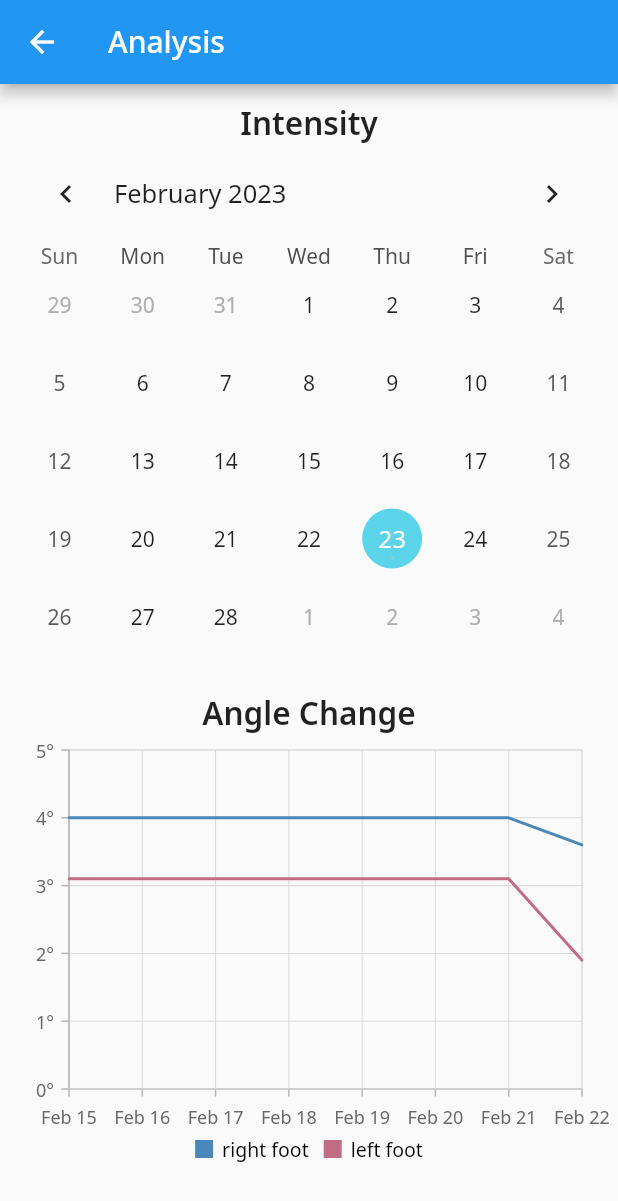
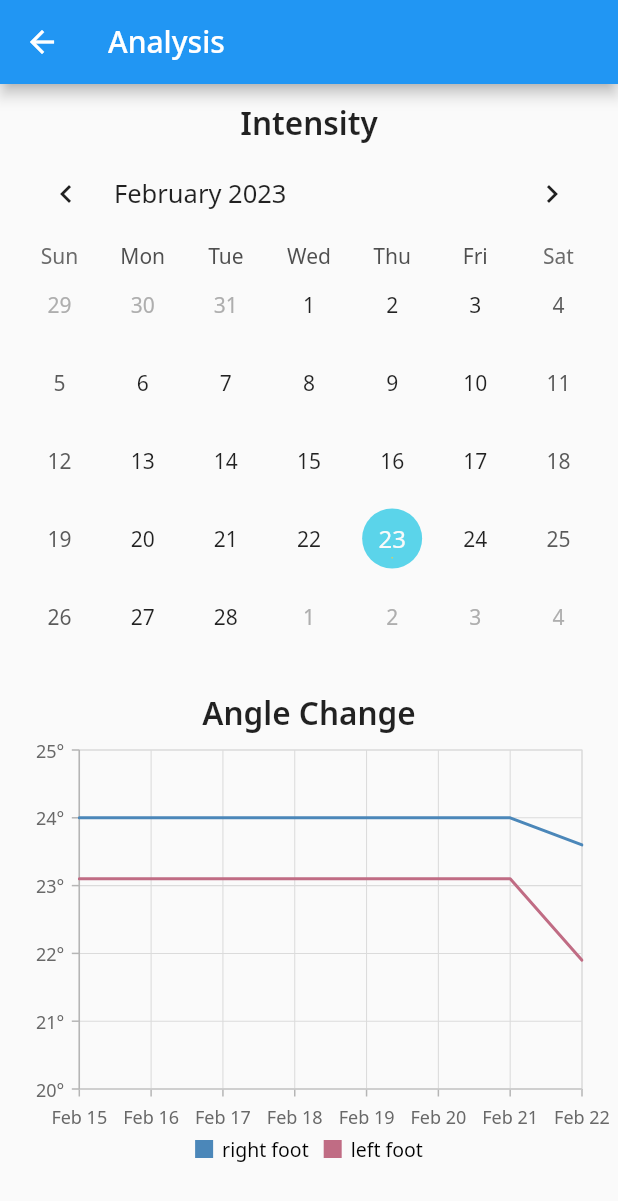
Before and after one commit to KSW-NewBalance/NewBalance-Application, a Flutter app: the screen it shows after launch, after a tap on the "calendar today" icon, on a phone screen of 412 x 824 dp. Shown: the top 1201 px of the screen. Run offline on Flutter 3.47's test engine with Material 2 defaults, Android fonts, the phone set to English and light mode, and no system bars; drawn by our look-alikes of table_calendar; our stand-ins replace geolocator, google_fonts, google_maps_flutter, location, shared_preferences, stop_watch_timer and 1 more; missing offline and left inert: thingsboard_client.

Commit message:
Fix: fix store intensity bug

```diff
--- a/lib/analysis_page.dart
+++ b/lib/analysis_page.dart
@@ -45,6 +45,7 @@ class _AnalysisPageState extends State<AnalysisPage> {
     SharedPreferences prefs = await SharedPreferences.getInstance();
     int? intensity = prefs.getInt(constants.intensityState);
     intensity ??= 0;
+    debugPrint('intensity: $intensity');
     selectedEvents[DateTime.utc(2023, 2, DateTime.now().day)] = [Event(state: intensity)];
     setState(() {});
   }
@@ -111,8 +112,8 @@ class _AnalysisPageState extends State<AnalysisPage> {
   }
 
   SfCartesianChart _buildGraph() {
-    final List<double> angleListR = [5.0, 4.3, 4.6, 5.2, 4.0, 3.9];
-    final List<double> angleListL = [2.2, 2.0, 2.9, 3.4, 3.1, 2.5];
+    final List<double> angleListR = [25.0, 24.3, 24.6, 25.2, 24.0, 23.9];
+    final List<double> angleListL = [22.2, 22.0, 22.9, 23.4, 23.1, 22.5];
     final List<FootAngle> footAngleListR = [];
     final List<FootAngle> footAngleListL = [];
 
@@ -122,8 +123,8 @@ class _AnalysisPageState extends State<AnalysisPage> {
       footAngleListR.add(FootAngle(DateTime(2023, 2,i), angleR));
       footAngleListL.add(FootAngle(DateTime(2023, 2,i), angleL));
     }
-    footAngleListR.add(FootAngle(DateTime(2023, 2,22), 3.6));
-    footAngleListL.add(FootAngle(DateTime(2023, 2,22), 1.9));
+    footAngleListR.add(FootAngle(DateTime(2023, 2,22), 23.6));
+    footAngleListL.add(FootAngle(DateTime(2023, 2,22), 21.9));
 
     return SfCartesianChart(
       primaryXAxis: DateTimeAxis(
--- a/lib/running_page.dart
+++ b/lib/running_page.dart
@@ -239,9 +239,9 @@ class _RunningPageState extends State<RunningPage> {
 
   ElevatedButton _numberButton(int num) {
     debugPrint('dist = ${(_dist / 1000).toStringAsFixed(2)}');
-    storeIntensity(num);
     return ElevatedButton(
       onPressed: () {
+        storeIntensity(num);
         Navigator.pop(context);
         Navigator.push(
             context,
```
